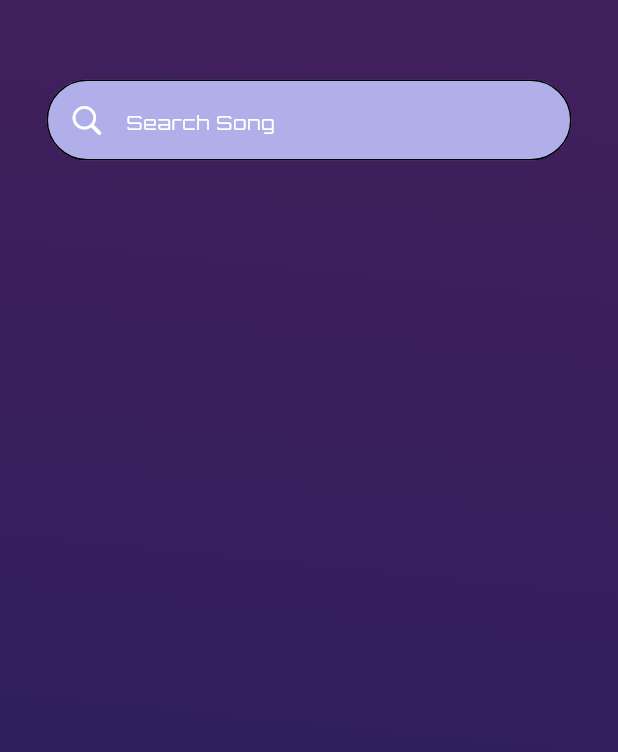
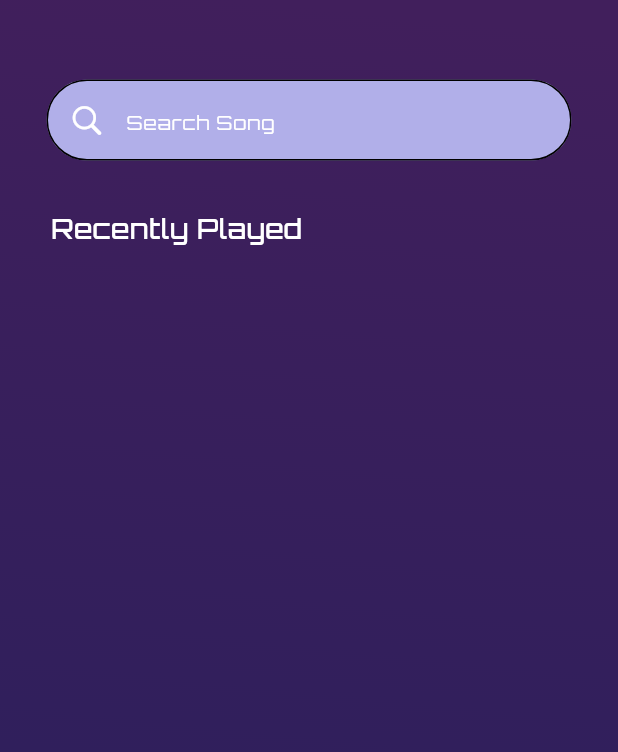
Before and after one commit to PhilopaterNabil/CODSOFT, a Flutter app: the HomeScreen widget shown alone on an empty page, opened directly, on a phone screen of 412 x 824 dp. Shown: the top 752 px of the screen. Run offline on Flutter 3.47's test engine with Material 3 defaults, Android fonts, the phone set to English and light mode, and no system bars; our stand-ins replace bloc, cloud_firestore, curved_navigation_bar, date_picker_timeline, equatable, firebase_core and 14 more; accounts and stored records are empty.

Commit message:
Add CustomTitleHomeScreen widget and update PaddingValue and StringsValuesManagers
The commit adds a new widget called CustomTitleHomeScreen to the Music Player App. It also updates the PaddingValue class by adding two new padding values and updates the StringsValuesManagers class by adding a new string value. The changes are made to the home screen of the app.

```diff
--- a/Music Player App/lib/core/resources/padding_value.dart
+++ b/Music Player App/lib/core/resources/padding_value.dart
@@ -2,6 +2,8 @@ class PaddingValue {
   static const double kPadding10 = 10;
   static const double kPadding15 = 15;
   static const double kPadding31 = 31;
+  static const double kPadding32 = 32;
+  static const double kPadding34 = 34;
   static const double kPadding53 = 53;
   static const double kPadding64 = 64;
   static const double kPadding70 = 70;
--- a/Music Player App/lib/core/resources/strings_values_managers.dart
+++ b/Music Player App/lib/core/resources/strings_values_managers.dart
@@ -5,4 +5,5 @@ class StringsValuesManagers {
       'Find Your Latest Favourite Music From Our Collection';
   static const String getStarted = 'Get Started';
   static const String searchSong = 'Search Song';
+  static const String recentlyPlayed = 'Recently Played';
 }
--- a/Music Player App/lib/features/main_home/screens/home_screen.dart
+++ b/Music Player App/lib/features/main_home/screens/home_screen.dart
@@ -3,6 +3,7 @@ import 'package:flutter/material.dart';
 import 'package:music_player_app/core/resources/alignment_managers.dart';
 import 'package:music_player_app/core/resources/color_managers.dart';
 import 'package:music_player_app/features/main_home/widgets/custom_text_field_home_screen.dart';
+import 'package:music_player_app/features/main_home/widgets/custom_title_home_screen.dart';
 
 class HomeScreen extends StatelessWidget {
   const HomeScreen({super.key});
@@ -22,8 +23,10 @@ class HomeScreen extends StatelessWidget {
       ),
       child: const SafeArea(
         child: Column(
+          crossAxisAlignment: CrossAxisAlignment.start,
           children: [
             CustomTextFieldHomeScreen(),
+            CustomTitleHomeScreen(),
           ],
         ),
       ),
--- /dev/null
+++ b/Music Player App/lib/features/main_home/widgets/custom_title_home_screen.dart
@@ -0,0 +1,25 @@
+import 'package:flutter/material.dart';
+import 'package:music_player_app/core/resources/color_managers.dart';
+import 'package:music_player_app/core/resources/font_managers.dart';
+import 'package:music_player_app/core/resources/padding_value.dart';
+import 'package:music_player_app/core/resources/strings_values_managers.dart';
+
+class CustomTitleHomeScreen extends StatelessWidget {
+  const CustomTitleHomeScreen({super.key});
+
+  @override
+  Widget build(BuildContext context) {
+    return const Padding(
+      padding: EdgeInsets.only(
+          left: PaddingValue.kPadding34, top: PaddingValue.kPadding32),
+      child: Text(
+        StringsValuesManagers.recentlyPlayed,
+        style: TextStyle(
+          color: ColorManagers.kWhiteColor,
+          fontSize: FontSizeManagers.kFontSize18,
+          fontWeight: FontWeightManagers.kMedium,
+        ),
+      ),
+    );
+  }
+}
```
